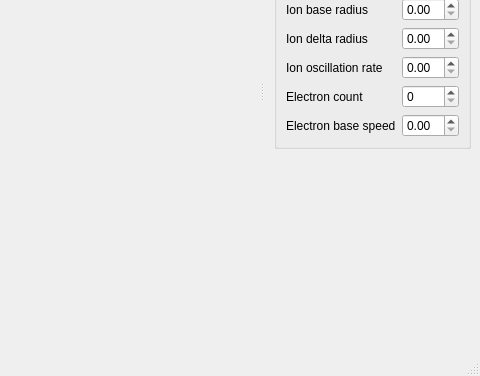
This is src/MainWindow.ui in borman/physics-lorentz as Qt 5 draws it before an edit; both pictures show x 269 to 749 and y 173 to 549 of the 749 by 549 pixel window. The edited form follows.
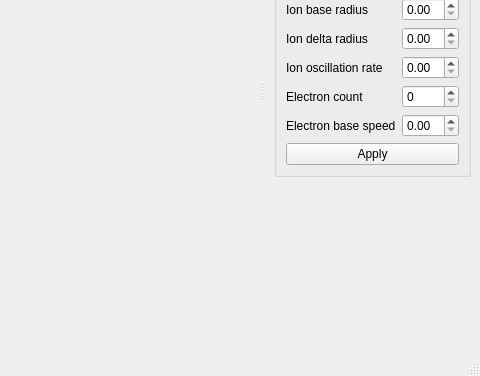
This is the edited form. Custom widgets are drawn as their Qt base class.

Commit message: Simulation params loading into GUI

```diff
--- a/src/MainWindow.ui
+++ b/src/MainWindow.ui
@@ -229,7 +229,14 @@
          </widget>
         </item>
         <item row="8" column="1">
-         <widget class="QDoubleSpinBox" name="doubleSpinBox_5"/>
+         <widget class="QDoubleSpinBox" name="spbElectronBaseSpeed"/>
+        </item>
+        <item row="9" column="0" colspan="2">
+         <widget class="QPushButton" name="btnApply">
+          <property name="text">
+           <string>Apply</string>
+          </property>
+         </widget>
         </item>
        </layout>
       </widget>
```
Left out of the diff: 16 changed lines with no effect on the pictures. The commit also changes 3 other files.
